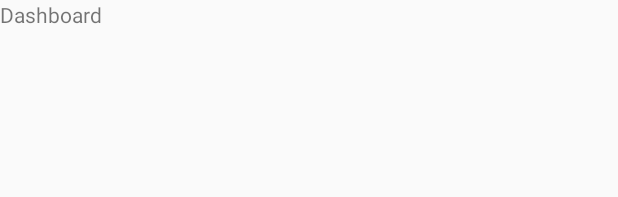
After one commit to Manikkumar1988/FuelLogger, an Android app: the layout fragment_dashboard.xml on its own in the app's theme, with its tools: preview values and no code run, on a phone screen of 412 x 824 dp. The commit adds this screen. Shown: the top 197 px of the screen. Run offline under Robolectric (Android 15) with nearby library versions, the phone set to English and light mode, and no system bars.

Commit message:
fragment added

```diff
--- a/app/src/main/res/layout/activity_main.xml
+++ b/app/src/main/res/layout/activity_main.xml
@@ -8,7 +8,7 @@
     tools:context=".MainActivity">
 
     <FrameLayout
-        android:id="@+id/main_content"
+        android:id="@+id/main_container"
         android:layout_width="match_parent"
         android:layout_height="match_parent"
         app:layout_constraintBottom_toTopOf="@+id/nav_view"/>
--- /dev/null
+++ b/app/src/main/res/layout/fragment_dashboard.xml
@@ -0,0 +1,13 @@
+<?xml version="1.0" encoding="utf-8"?>
+<FrameLayout xmlns:android="http://schemas.android.com/apk/res/android"
+    android:layout_width="match_parent"
+    android:layout_height="match_parent"
+    android:id="@+id/dashboard_root_layout">
+
+   <TextView
+       android:id="@+id/message"
+       android:layout_width="match_parent"
+       android:layout_height="match_parent"
+       android:text="Dashboard"/>
+
+</FrameLayout>
```
Also changed, not shown: app/src/main/java/com/mani/fuellog/DashboardFragment.java (added, +23 -0 lines), app/src/main/java/com/mani/fuellog/HomeFragment.java (added, +23 -0 lines), app/src/main/java/com/mani/fuellog/MainActivity.java (+15 -4 lines), app/src/main/res/layout/fragment_home.xml (added, +13 -0 lines), 1 other file.
